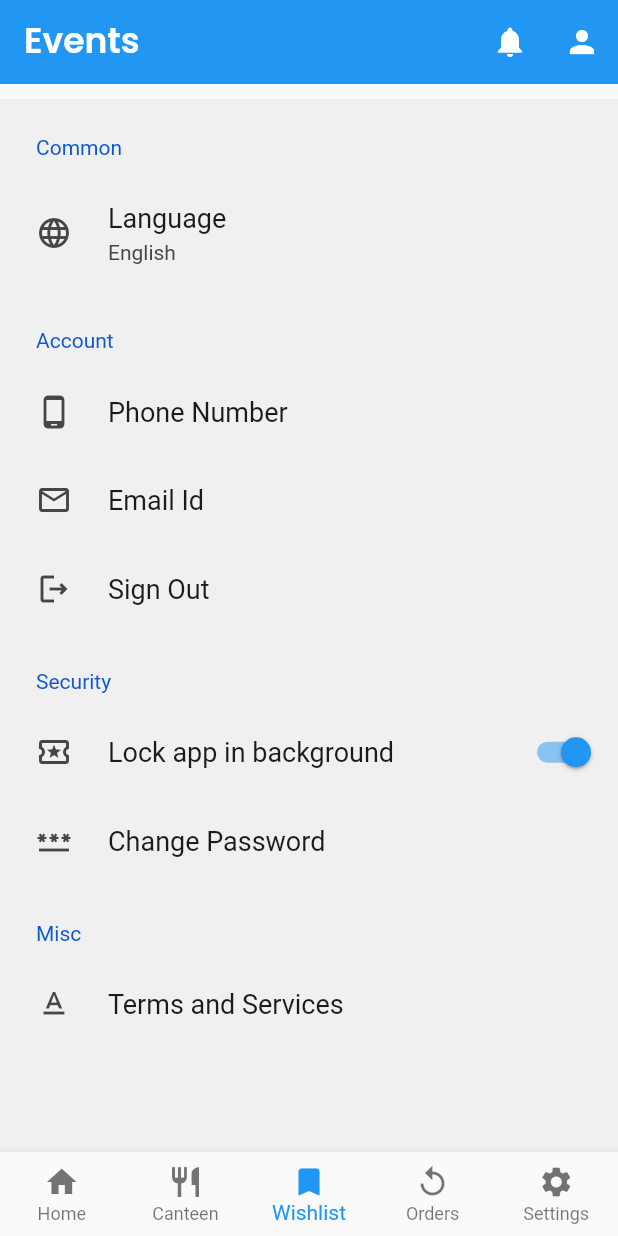
After one commit to nirans2002/hack.app, a Flutter app: the screen it shows after launch, item 3 of the bottom bar chosen, on a phone screen of 412 x 824 dp. The commit adds this screen. Run offline on Flutter 3.47's test engine with Material 2 defaults, Android fonts, the phone set to English and light mode, and no system bars; drawn by our look-alikes of settings_ui; our stand-ins replace google_fonts; missing offline and left inert: razorpay_flutter; statements that could not run were skipped.

Commit message:
"Home Screen"

```diff
--- a/lib/screens/home_screen.dart
+++ b/lib/screens/home_screen.dart
@@ -2,6 +2,7 @@ import 'package:flutter/material.dart';
 import 'package:google_fonts/google_fonts.dart';
 import 'package:hack/screens/canteen.dart';
 import 'package:hack/screens/main_screen.dart';
+import 'package:hack/screens/settings_screen.dart';
 
 class HomeScreen extends StatefulWidget {
   const HomeScreen({Key? key}) : super(key: key);
@@ -14,6 +15,14 @@ class _HomeScreenState extends State<HomeScreen> {
   final List<Widget> widget_list = [
     MainScreen(),
     const CanteenScreen(),
+    SettingsScreen(),
+  ];
+  final List<String> title_name = [
+    "Home",
+    "Canteen",
+    "Events",
+    "Orders",
+    "Settings",
   ];
   int selectedIndex = 0;
   @override
@@ -26,7 +35,7 @@ class _HomeScreenState extends State<HomeScreen> {
     return Scaffold(
       appBar: AppBar(
         title: Text(
-          "Canteen",
+          title_name[selectedIndex],
           style: GoogleFonts.poppins(
             fontSize: size.width * 0.056,
             fontWeight: FontWeight.w600,
@@ -63,8 +72,8 @@ class _HomeScreenState extends State<HomeScreen> {
             title: Text("Canteen"),
           ),
           BottomNavigationBarItem(
-            icon: Icon(Icons.event),
-            title: Text("Events"),
+            icon: Icon(Icons.bookmark),
+            title: Text("Wishlist"),
           ),
           BottomNavigationBarItem(
             icon: Icon(Icons.replay_outlined),
--- /dev/null
+++ b/lib/screens/lost_found_screen.dart
@@ -0,0 +1,12 @@
+import 'package:flutter/material.dart';
+
+class LostAndFound extends StatelessWidget {
+  const LostAndFound({ Key? key }) : super(key: key);
+
+  @override
+  Widget build(BuildContext context) {
+    return Container(
+
+    );
+  }
+}
--- /dev/null
+++ b/lib/screens/settings_screen.dart
@@ -0,0 +1,72 @@
+import 'package:flutter/material.dart';
+import 'package:settings_ui/settings_ui.dart';
+
+class SettingsScreen extends StatelessWidget {
+  static const routName = "/app-settings";
+  static Color bgColour = Colors.blue.shade200;
+
+  const SettingsScreen({Key? key}) : super(key: key);
+  @override
+  Widget build(BuildContext context) {
+    return Padding(
+      padding: const EdgeInsets.only(top: 10),
+      child: SettingsList(
+        sections: [
+          SettingsSection(
+            title: const Text('Common'),
+            tiles: <SettingsTile>[
+              SettingsTile.navigation(
+                leading: Icon(Icons.language),
+                title: Text('Language'),
+                value: Text('English'),
+              ),
+            ],
+          ),
+          SettingsSection(title: Text('Account'), tiles: [
+            SettingsTile(
+              title: Text('Phone Number'),
+              leading: Icon(Icons.phone_android_outlined),
+              onPressed: (BuildContext context) {},
+            ),
+            SettingsTile(
+              title: Text('Email Id'),
+              leading: Icon(Icons.email_outlined),
+              onPressed: (BuildContext context) {},
+            ),
+            SettingsTile(
+              title: Text('Sign Out'),
+              leading: Icon(Icons.logout_outlined),
+              onPressed: (BuildContext context) {},
+            ),
+          ]),
+          SettingsSection(
+            title: Text('Security'),
+            tiles: [
+              SettingsTile.switchTile(
+                initialValue: true,
+                title: Text('Lock app in background'),
+                leading: Icon(Icons.local_activity_outlined),
+                onToggle: (bool value) {},
+              ),
+              SettingsTile(
+                title: Text('Change Password'),
+                leading: Icon(Icons.password_outlined),
+                onPressed: (BuildContext context) {},
+              ),
+            ],
+          ),
+          SettingsSection(
+            title: Text('Misc'),
+            tiles: [
+              SettingsTile(
+                title: Text('Terms and Services'),
+                leading: Icon(Icons.text_format_sharp),
+                onPressed: (BuildContext context) {},
+              ),
+            ],
+          ),
+        ],
+      ),
+    );
+  }
+}
--- a/pubspec.yaml
+++ b/pubspec.yaml
@@ -41,6 +41,7 @@ dependencies:
   provider: ^6.0.2
   razorpay_flutter: ^1.2.6
   fluttertoast: ^8.0.8
+  settings_ui: ^2.0.2
 
 
 dev_dependencies:
```
Also changed, not shown: pubspec.lock.
